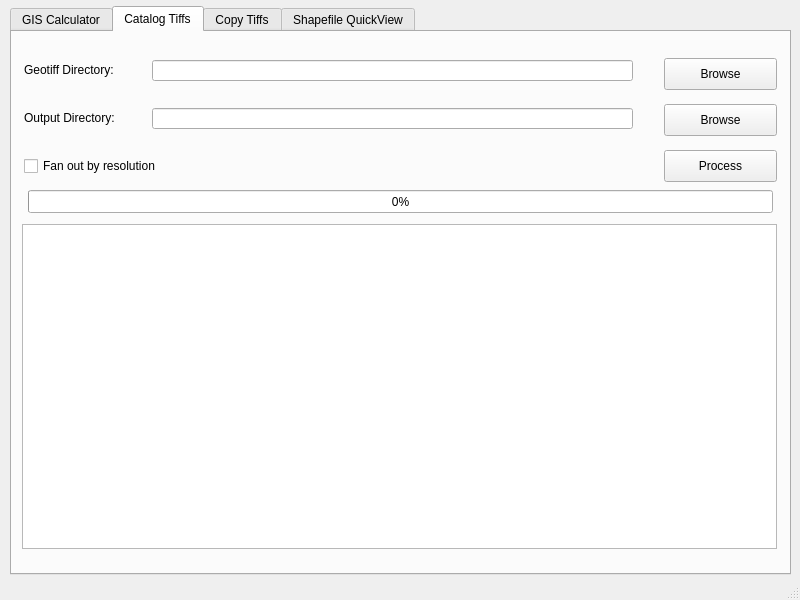
This is gisHelperGui.ui in minorsecond/GIS-Helper as Qt 5 draws it before an edit. The edited form follows.
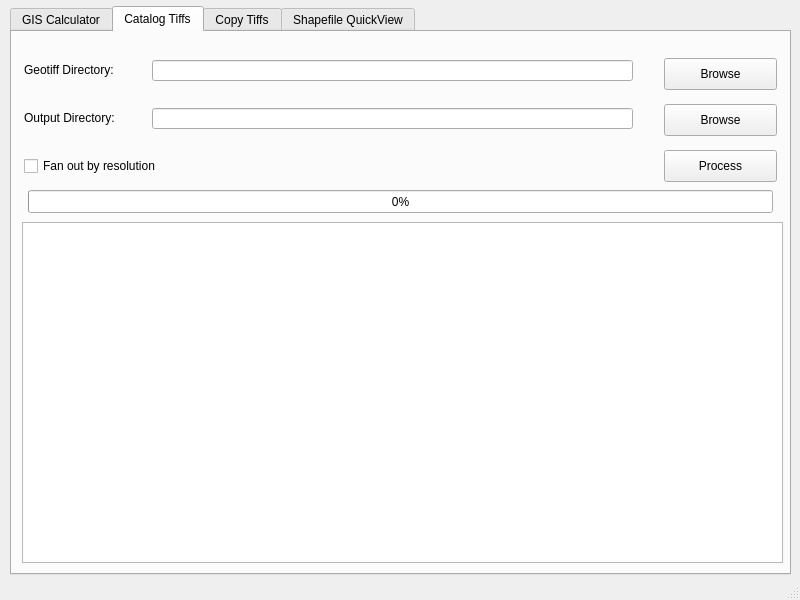
This is the edited form.

Commit message: Change raster catalog output to a TableWidget

Diff of the .ui file:
```diff
--- a/gisHelperGui.ui
+++ b/gisHelperGui.ui
@@ -668,25 +668,6 @@
        <string>Browse</string>
       </property>
      </widget>
-     <widget class="QTextEdit" name="catalogTiffOutputWindow">
-      <property name="geometry">
-       <rect>
-        <x>10</x>
-        <y>192</y>
-        <width>755</width>
-        <height>325</height>
-       </rect>
-      </property>
-      <property name="font">
-       <font>
-        <family>Helvetica</family>
-        <pointsize>11</pointsize>
-       </font>
-      </property>
-      <property name="readOnly">
-       <bool>true</bool>
-      </property>
-     </widget>
      <widget class="QCheckBox" name="FanOutByRes">
       <property name="geometry">
        <rect>
@@ -771,6 +752,16 @@
        <string>Process</string>
       </property>
      </widget>
+     <widget class="QTableWidget" name="catalogTiffOutputWindow">
+      <property name="geometry">
+       <rect>
+        <x>10</x>
+        <y>190</y>
+        <width>761</width>
+        <height>341</height>
+       </rect>
+      </property>
+     </widget>
     </widget>
     <widget class="QWidget" name="copyTiffs">
      <attribute name="title">
```
The commit also changes 1 other file.
